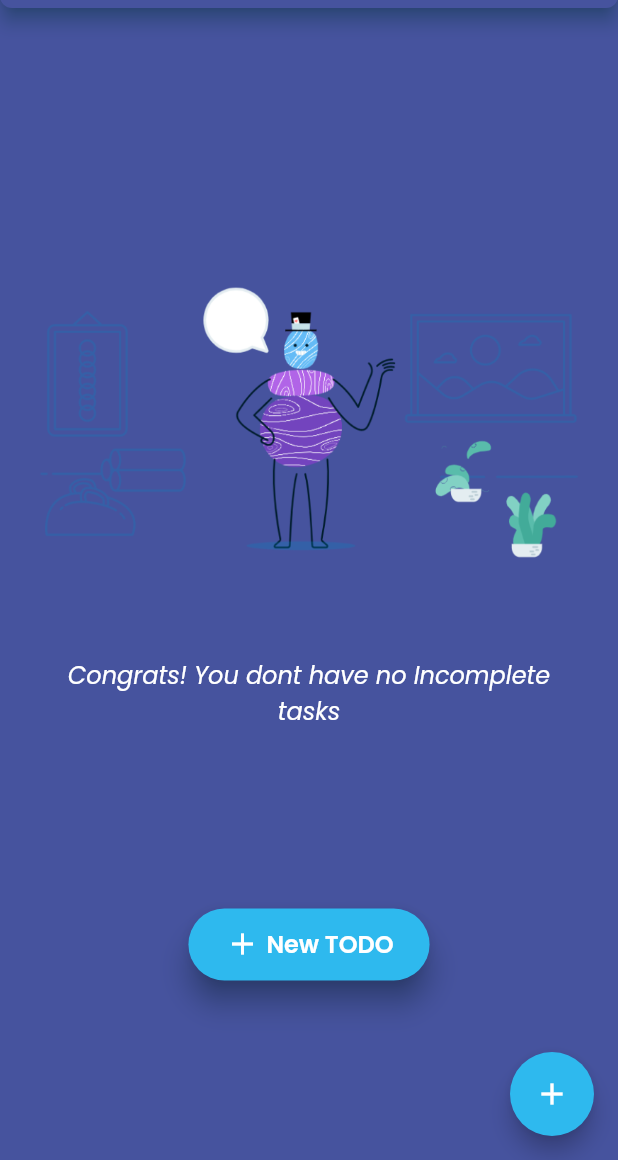
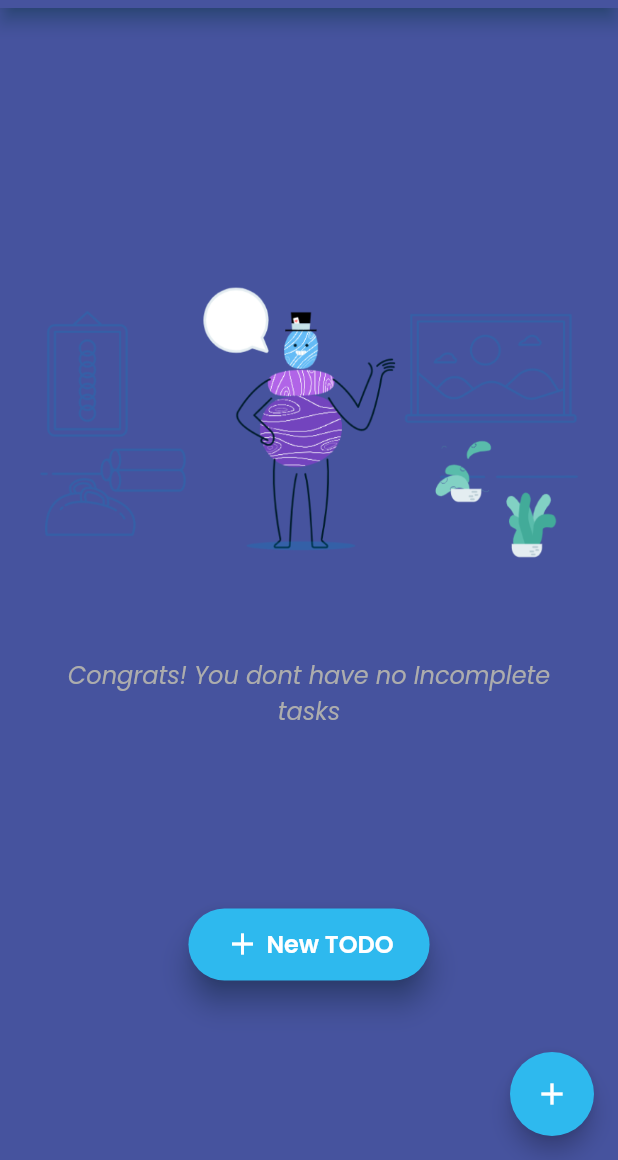
Before and after one commit to Jerinji2016/Yodo, a Flutter app: the TasksList screen opened by its route, on a phone screen of 412 x 824 dp, the part 76-1236 px from its top. Run offline on Flutter 3.47's test engine with Material 2 defaults, Android fonts, the phone set to English and light mode, and no system bars; our stand-ins replace cloud_firestore, firebase_auth, firebase_core, google_sign_in, shared_preferences; accounts and stored records are empty.

Commit message:
modal theme correction

```diff
--- a/lib/utils/themes.dart
+++ b/lib/utils/themes.dart
@@ -36,12 +36,6 @@ ThemeData lightTheme = ThemeData(
     iconTheme: IconThemeData(
       color: Colors.white,
     ),
-    shape: RoundedRectangleBorder(
-      borderRadius: BorderRadius.only(
-        bottomLeft: Radius.circular(8.0),
-        bottomRight: Radius.circular(8.0),
-      ),
-    ),
   ),
   progressIndicatorTheme: const ProgressIndicatorThemeData(
     color: accentColor,
@@ -63,13 +57,13 @@ ThemeData lightTheme = ThemeData(
       fontWeight: FontWeight.w600,
     ),
     bodyLarge: TextStyle(
-      color: Colors.white,
+      color: Colors.black,
       fontSize: 18.0,
-      fontWeight: FontWeight.w600,
+      fontWeight: FontWeight.w500,
     ),
     bodyMedium: TextStyle(
       fontSize: 14.0,
-      color: Colors.white,
+      color: darkDisabledColor,
     ),
     bodySmall: TextStyle(
       fontSize: 12.0,
@@ -146,12 +140,6 @@ ThemeData darkTheme = ThemeData(
     iconTheme: const IconThemeData(
       color: Colors.white,
     ),
-    shape: const RoundedRectangleBorder(
-      borderRadius: BorderRadius.only(
-        bottomLeft: Radius.circular(8.0),
-        bottomRight: Radius.circular(8.0),
-      ),
-    ),
   ),
   progressIndicatorTheme: const ProgressIndicatorThemeData(
     color: accentColor,
@@ -174,12 +162,12 @@ ThemeData darkTheme = ThemeData(
     ),
     bodyLarge: TextStyle(
       fontSize: 18.0,
-      fontWeight: FontWeight.w600,
+      fontWeight: FontWeight.w500,
       color: Colors.white,
     ),
     bodyMedium: TextStyle(
       fontSize: 14.0,
-      color: Colors.white,
+      color: darkDisabledColor,
     ),
     bodySmall: TextStyle(
       fontSize: 12.0,
```
Also changed, not shown: lib/widgets/profile_modal.dart (+5 -6 lines).
